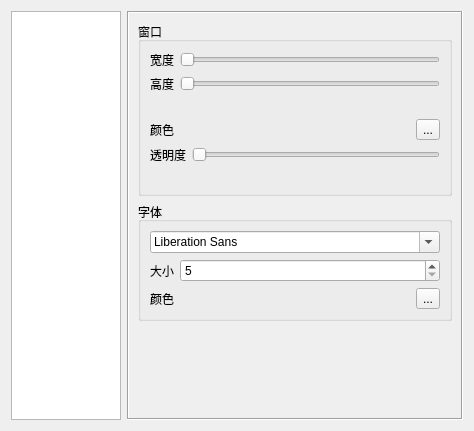
Above: Act3SpeedrunTool/SettingDialog.ui from SkyD666/Act3SpeedrunTool before the change. Below: the same form after it.
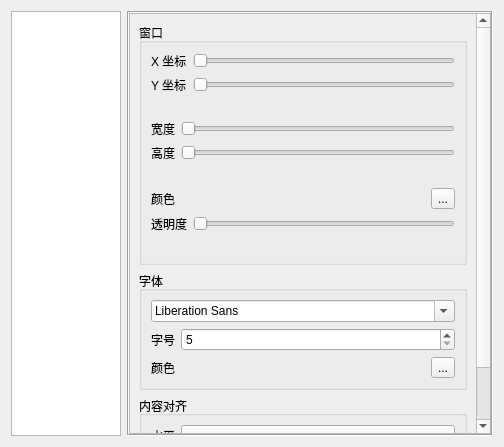
That is the form after the change. The open tabs and pages were chosen to show the change.

The edit to the form file:
```diff
--- a/Act3SpeedrunTool/SettingDialog.ui
+++ b/Act3SpeedrunTool/SettingDialog.ui
@@ -6,8 +6,8 @@
    <rect>
     <x>0</x>
     <y>0</y>
-    <width>474</width>
-    <height>431</height>
+    <width>504</width>
+    <height>447</height>
    </rect>
   </property>
   <property name="windowTitle">
@@ -98,6 +98,33 @@
      </widget>
      <widget class="QWidget" name="page">
       <layout class="QVBoxLayout" name="verticalLayout_4">
+       <property name="leftMargin">
+        <number>0</number>
+       </property>
+       <property name="topMargin">
+        <number>0</number>
+       </property>
+       <property name="rightMargin">
+        <number>0</number>
+       </property>
+       <property name="bottomMargin">
+        <number>0</number>
+       </property>
+       <item>
+        <widget class="QScrollArea" name="scrollArea">
+         <property name="widgetResizable">
+          <bool>true</bool>
+         </property>
+         <widget class="QWidget" name="scrollAreaWidgetContents">
+          <property name="geometry">
+           <rect>
+            <x>0</x>
+            <y>0</y>
+            <width>350</width>
+            <height>515</height>
+           </rect>
+          </property>
+          <layout class="QVBoxLayout" name="verticalLayout_7">
        <item>
         <widget class="QGroupBox" name="groupBox_3">
          <property name="sizePolicy">
@@ -110,6 +137,45 @@
           <string>窗口</string>
          </property>
          <layout class="QVBoxLayout" name="verticalLayout_5">
+              <item>
+               <layout class="QHBoxLayout" name="horizontalLayout_14">
+                <item>
+                 <widget class="QLabel" name="label_12">
+                  <property name="text">
+                   <string>X 坐标</string>
+                  </property>
+                 </widget>
+                </item>
+                <item>
+                 <widget class="QSlider" name="hsDisplayInfoX">
+                  <property name="orientation">
+                   <enum>Qt::Horizontal</enum>
+                  </property>
+                 </widget>
+                </item>
+               </layout>
+              </item>
+              <item>
+               <layout class="QHBoxLayout" name="horizontalLayout_13">
+                <item>
+                 <widget class="QLabel" name="label_11">
+                  <property name="text">
+                   <string>Y 坐标</string>
+                  </property>
+                 </widget>
+                </item>
+                <item>
+                 <widget class="QSlider" name="hsDisplayInfoY">
+                  <property name="orientation">
+                   <enum>Qt::Horizontal</enum>
+                  </property>
+                 </widget>
+                </item>
+               </layout>
+              </item>
+              <item>
+               <widget class="QLabel" name="labDisplayInfoPos"/>
+              </item>
           <item>
            <layout class="QHBoxLayout" name="horizontalLayout_7">
             <item>
@@ -230,7 +296,7 @@
                </sizepolicy>
               </property>
               <property name="text">
-               <string>大小</string>
+                   <string>字号</string>
               </property>
              </widget>
             </item>
@@ -276,6 +342,55 @@
          </layout>
         </widget>
        </item>
+           <item>
+            <widget class="QGroupBox" name="groupBox_5">
+             <property name="title">
+              <string>内容对齐</string>
+             </property>
+             <layout class="QVBoxLayout" name="verticalLayout_8">
+              <item>
+               <layout class="QHBoxLayout" name="horizontalLayout_15">
+                <item>
+                 <widget class="QLabel" name="label_13">
+                  <property name="sizePolicy">
+                   <sizepolicy hsizetype="Maximum" vsizetype="Preferred">
+                    <horstretch>0</horstretch>
+                    <verstretch>0</verstretch>
+                   </sizepolicy>
+                  </property>
+                  <property name="text">
+                   <string>水平</string>
+                  </property>
+                 </widget>
+                </item>
+                <item>
+                 <widget class="QComboBox" name="cbDisplayInfoTextHAlign"/>
+                </item>
+               </layout>
+              </item>
+              <item>
+               <layout class="QHBoxLayout" name="horizontalLayout_16">
+                <item>
+                 <widget class="QLabel" name="label_14">
+                  <property name="sizePolicy">
+                   <sizepolicy hsizetype="Maximum" vsizetype="Preferred">
+                    <horstretch>0</horstretch>
+                    <verstretch>0</verstretch>
+                   </sizepolicy>
+                  </property>
+                  <property name="text">
+                   <string>垂直</string>
+                  </property>
+                 </widget>
+                </item>
+                <item>
+                 <widget class="QComboBox" name="cbDisplayInfoTextVAlign"/>
+                </item>
+               </layout>
+              </item>
+             </layout>
+            </widget>
+           </item>
        <item>
         <spacer name="verticalSpacer_4">
          <property name="orientation">
@@ -288,6 +403,10 @@
           </size>
          </property>
         </spacer>
+           </item>
+          </layout>
+         </widget>
+        </widget>
        </item>
       </layout>
      </widget>
```
Left out of the diff: 91 changed lines with no effect on the pictures. Lines whose indentation alone changed are shown as unchanged.
